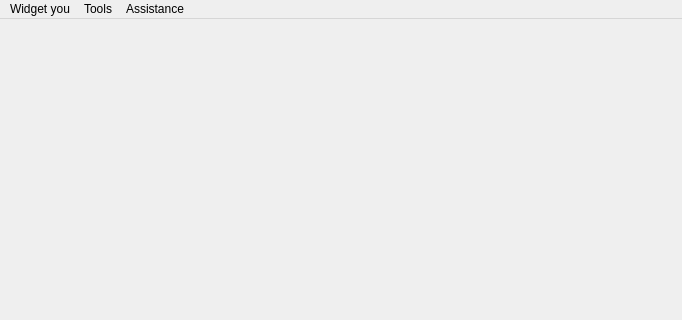
Before: the Qt Designer form mainwindow.ui in ITAAcademy/ITAInformator, drawn with Qt 5; both pictures show x 0 to 682 and y 0 to 320 of the 682 by 470 pixel window.
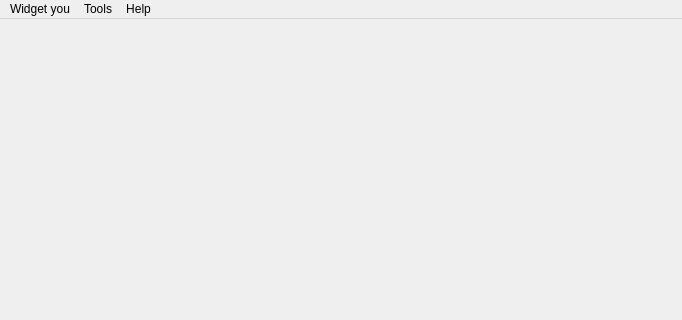
After: the same form once the commit is applied.

Commit message: fix menu bar about

```diff
--- a/mainwindow.ui
+++ b/mainwindow.ui
@@ -99,7 +99,7 @@
    </widget>
    <widget class="QMenu" name="menu">
     <property name="title">
-     <string>Assistance</string>
+     <string>Help</string>
     </property>
     <addaction name="separator"/>
     <addaction name="separator"/>
```
Left out of the diff: 2 changed lines with no effect on the pictures.
